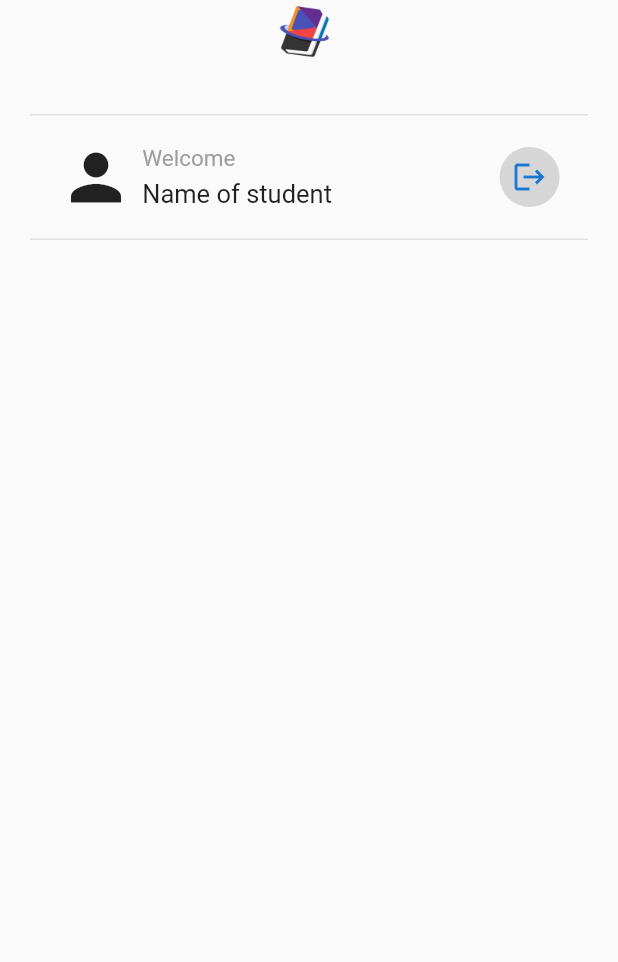
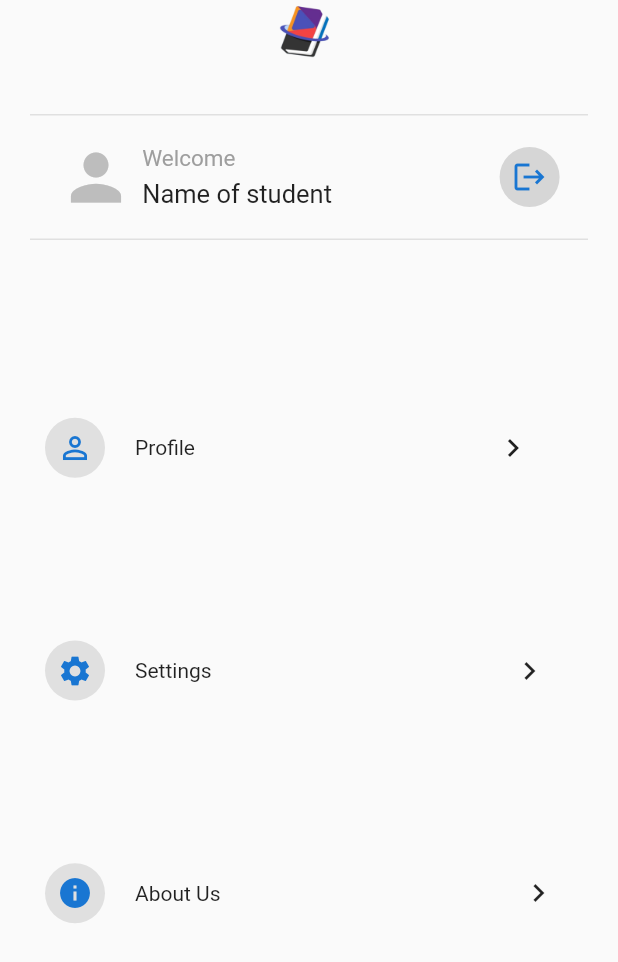
Before and after one commit to kareem2002-k/ClassMate, a Flutter app: the SettingsPage screen opened directly, on a phone screen of 412 x 824 dp. Shown: the top 962 px of the screen. Run offline on Flutter 3.47's test engine with Material 2 defaults, Android fonts, the phone set to English and light mode, and no system bars; our stand-ins replace cloud_firestore, curved_navigation_bar, firebase_auth, firebase_core; accounts and stored records are empty.

Commit message:
Update SettingsPage.dart

```diff
--- a/lib/pages/SettingsPage.dart
+++ b/lib/pages/SettingsPage.dart
@@ -1,7 +1,7 @@
 import 'package:flutter/material.dart';
 
 class SettingsPage extends StatelessWidget {
-  const SettingsPage({super.key});
+  const SettingsPage({Key? key});
 
   @override
   Widget build(BuildContext context) {
@@ -26,10 +26,12 @@ class SettingsPage extends StatelessWidget {
                     border: Border(
                       top: BorderSide(
                         width: 1.0,
-                          color: Colors.grey.shade300), // Top border
+                        color: Colors.grey.shade300,
+                      ), // Top border
                       bottom: BorderSide(
                         width: 1.0,
-                          color: Colors.grey.shade300), // Bottom border
+                        color: Colors.grey.shade300,
+                      ), // Bottom border
                     ),
                   ),
                   child: Row(
@@ -38,6 +40,7 @@ class SettingsPage extends StatelessWidget {
                       Icon(
                         Icons.person,
                         size: 50,
+                        color: Colors.grey[400],
                       ),
                       Column(
                         crossAxisAlignment: CrossAxisAlignment.start,
@@ -70,12 +73,98 @@ class SettingsPage extends StatelessWidget {
                         child: IconButton(
                           icon: Icon(Icons.logout),
                           onPressed: () {},
-                          )),
+                        ),
+                      ),
                     ],
                   ),
                 ),
               ),
-            )
+            ),
+            SizedBox(
+              height: 10,
+            ),
+            Container(
+              child: Expanded(
+                child: Container(
+                  padding: const EdgeInsets.fromLTRB(30, 0, 16, 0),
+                  child: Column(
+                    mainAxisAlignment: MainAxisAlignment.spaceEvenly,
+                    children: [
+                      // Profile Tab
+                      InkWell(
+                        onTap: () {
+                          // Handle the row tap action here
+                        },
+                        child: Row(
+                          children: [
+                            CircleAvatar(
+                              backgroundColor: Colors.grey[300],
+                              child: Icon(Icons.person_outline),
+                            ),
+                            SizedBox(
+                              width: 20,
+                            ),
+                            Text("Profile"),
+                            SizedBox(
+                              width: 200,
+                            ),
+                            Icon(Icons.navigate_next),
+                          ],
+                        ),
+                      ),
+
+                      // Settings Tab
+                      InkWell(
+                        onTap: () {
+                          // Handle the row tap action here
+                        },
+                        child: Row(
+                          children: [
+                            CircleAvatar(
+                              backgroundColor: Colors.grey[300],
+                              child: Icon(Icons.settings),
+                            ),
+                            SizedBox(
+                              width: 20,
+                            ),
+                            Text("Settings"),
+                            SizedBox(
+                              width: 200,
+                            ),
+                            Icon(Icons.navigate_next),
+                          ],
+                        ),
+                      ),
+                      // About Tab
+                      InkWell(
+                        onTap: () {
+                          // Handle the row tap action here
+                        },
+                        child: Row(
+                          children: [
+                            CircleAvatar(
+                              backgroundColor: Colors.grey[300],
+                              child: Icon(Icons.info),
+                            ),
+                            SizedBox(
+                              width: 20,
+                            ),
+                            Text("About Us"),
+                            SizedBox(
+                              width: 200,
+                            ),
+                            Icon(Icons.navigate_next),
+                          ],
+                        ),
+                      ),
+                    ],
+                  ),
+                ),
+              ),
+            ),
+            SizedBox(
+              height: 100,
+            ),
           ],
         ),
       ),
```
Lines whose indentation alone changed are shown as unchanged.
